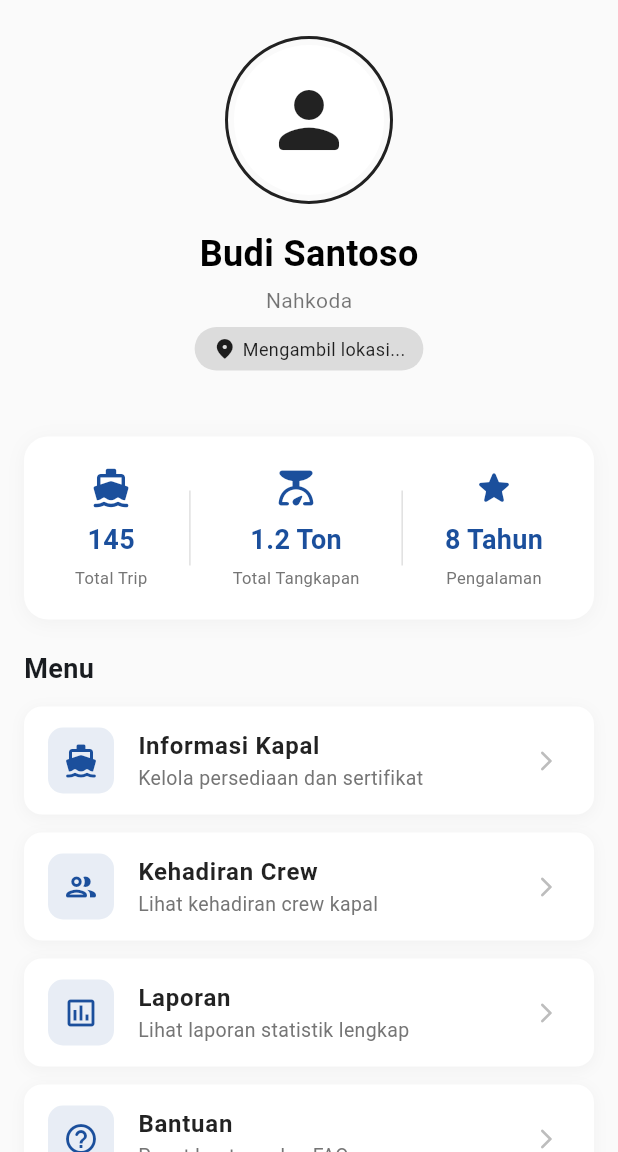
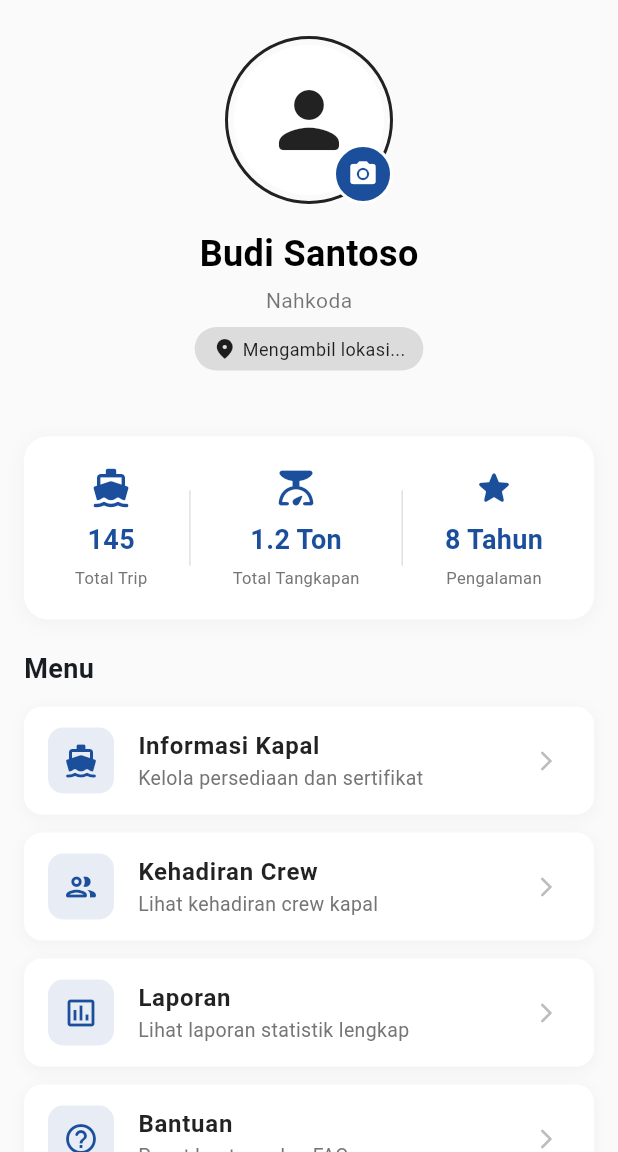
Before and after one commit to Satria821253/e_logbook, a Flutter app: the ProfileScreen screen opened by its route, after a tap on "Laporan", on a phone screen of 412 x 824 dp, the part 84-1236 px from its top. Run offline on Flutter 3.47's test engine with Material 3 defaults, Android fonts, the phone set to English and light mode, and no system bars; our stand-ins replace audioplayers, connectivity_plus, dio, file_picker, fl_chart, flutter_map and 10 more; accounts and stored records are empty; project files that could hold a hidden picture were left out.

Commit message:
update profil

```diff
--- a/lib/main.dart
+++ b/lib/main.dart
@@ -62,7 +62,7 @@ class MyApp extends StatelessWidget {
           onGenerateRoute: (settings) {
             switch (settings.name) {
               case '/':
-                return MaterialPageRoute(builder: (_) => const MainScreen());
+                return MaterialPageRoute(builder: (_) => MainScreen());
               case '/profile':
                 return MaterialPageRoute(builder: (_) => const ProfileScreen());
               case '/pre-trip-form':
@@ -72,10 +72,15 @@ class MyApp extends StatelessWidget {
                 );
               case '/vessel-info':
                 final arguments = settings.arguments as Map<String, dynamic>?;
-                return MaterialPageRoute(builder: (_) => VesselInfoScreen(arguments: arguments));
+                return MaterialPageRoute(
+                  builder: (_) => VesselInfoScreen(arguments: arguments),
+                );
               case '/document-completion':
                 final arguments = settings.arguments as String?;
-                return MaterialPageRoute(builder: (_) => DocumentCompletionScreen(), settings: RouteSettings(arguments: arguments));
+                return MaterialPageRoute(
+                  builder: (_) => DocumentCompletionScreen(),
+                  settings: RouteSettings(arguments: arguments),
+                );
               default:
                 return null;
             }
--- a/lib/models/user_model.dart
+++ b/lib/models/user_model.dart
@@ -10,6 +10,7 @@ class UserModel {
   final int? crewCount;
   final List<String>? crewNames;
   final String? role; // 'Nahkoda' or 'ABK'
+  final String? profileImagePath;
 
   UserModel({
     required this.id,
@@ -23,6 +24,7 @@ class UserModel {
     this.crewCount,
     this.crewNames,
     this.role = 'Nahkoda', // Default role
+    this.profileImagePath,
   });
 
   factory UserModel.fromJson(Map<String, dynamic> json) {
@@ -40,6 +42,7 @@ class UserModel {
           ? List<String>.from(json['crew_names'])
           : null,
       role: json['role'] ?? 'Nahkoda',
+      profileImagePath: json['profile_image_path'],
     );
   }
 
@@ -56,6 +59,7 @@ class UserModel {
       'crew_count': crewCount,
       'crew_names': crewNames,
       'role': role,
+      'profile_image_path': profileImagePath,
     };
   }
 
--- a/lib/screens/profile_screen.dart
+++ b/lib/screens/profile_screen.dart
@@ -1,12 +1,16 @@
+import 'dart:io';
 import 'package:e_logbook/screens/Login/welcome_screen.dart';
 import 'package:e_logbook/screens/nahkoda/screens/crew_attendance_screen.dart';
 import 'package:e_logbook/screens/vessel_info_screen.dart';
 import 'package:e_logbook/services/auth_service.dart';
 import 'package:e_logbook/provider/user_provider.dart';
+import 'package:e_logbook/screens/main_screen.dart';
+import 'package:e_logbook/screens/faq_screen.dart';
 import 'package:flutter/material.dart';
 import 'package:geolocator/geolocator.dart';
 import 'package:geocoding/geocoding.dart';
 import 'package:provider/provider.dart';
+import 'package:image_picker/image_picker.dart';
 
 class ProfileScreen extends StatefulWidget {
   const ProfileScreen({super.key});
@@ -18,6 +22,7 @@ class ProfileScreen extends StatefulWidget {
 class _ProfileScreenState extends State<ProfileScreen> {
   String _currentAddress = "Mengambil lokasi...";
   bool _isLoadingLocation = true;
+  bool _isUploadingImage = false;
 
   @override
   void initState() {
@@ -85,6 +90,45 @@ class _ProfileScreenState extends State<ProfileScreen> {
     });
   }
 
+  Future<void> _pickImage() async {
+    final picker = ImagePicker();
+    try {
+      final XFile? pickedFile = await picker.pickImage(
+        source: ImageSource.gallery,
+        imageQuality: 50,
+      );
+
+      if (pickedFile != null) {
+        setState(() {
+          _isUploadingImage = true;
+        });
+
+        // Simpan path lokal ke provider
+        final userProvider = Provider.of<UserProvider>(context, listen: false);
+        await userProvider.updateProfileImage(pickedFile.path);
+
+        setState(() {
+          _isUploadingImage = false;
+        });
+
+        if (mounted) {
+          ScaffoldMessenger.of(context).showSnackBar(
+            const SnackBar(content: Text('Foto profil berhasil diperbarui')),
+          );
+        }
+      }
+    } catch (e) {
+      setState(() {
+        _isUploadingImage = false;
+      });
+      if (mounted) {
+        ScaffoldMessenger.of(
+          context,
+        ).showSnackBar(SnackBar(content: Text('Gagal mengambil gambar: $e')));
+      }
+    }
+  }
+
   @override
   Widget build(BuildContext context) {
     return Scaffold(
@@ -129,21 +173,63 @@ class _ProfileScreenState extends State<ProfileScreen> {
       color: Colors.transparent,
       child: Column(
         children: [
+          Consumer<UserProvider>(
+            builder: (context, userProvider, child) {
+              final user = userProvider.user;
+              final imagePath = user?.profileImagePath;
+
+              return Stack(
+                children: [
                   Container(
                     padding: const EdgeInsets.all(4),
                     decoration: BoxDecoration(
                       shape: BoxShape.circle,
                       border: Border.all(color: Colors.black87, width: 2),
                     ),
-            child: const CircleAvatar(
+                    child: _isUploadingImage
+                        ? const CircleAvatar(
                             radius: 50,
                             backgroundColor: Colors.white,
-              child: Icon(
+                            child: CircularProgressIndicator(),
+                          )
+                        : CircleAvatar(
+                            radius: 50,
+                            backgroundColor: Colors.white,
+                            backgroundImage: imagePath != null
+                                ? FileImage(File(imagePath))
+                                : null,
+                            child: imagePath == null
+                                ? const Icon(
                                     Icons.person_rounded,
                                     size: 60,
                                     color: Colors.black87,
+                                  )
+                                : null,
                           ),
                   ),
+                  Positioned(
+                    bottom: 0,
+                    right: 0,
+                    child: GestureDetector(
+                      onTap: _pickImage,
+                      child: Container(
+                        padding: const EdgeInsets.all(8),
+                        decoration: BoxDecoration(
+                          color: const Color(0xFF1B4F9C),
+                          shape: BoxShape.circle,
+                          border: Border.all(color: Colors.white, width: 2),
+                        ),
+                        child: const Icon(
+                          Icons.camera_alt,
+                          color: Colors.white,
+                          size: 20,
+                        ),
+                      ),
+                    ),
+                  ),
+                ],
+              );
+            },
           ),
           const SizedBox(height: 16),
           Consumer<UserProvider>(
@@ -307,13 +393,20 @@ class _ProfileScreenState extends State<ProfileScreen> {
             icon: Icons.assessment_outlined,
             title: 'Laporan',
             subtitle: 'Lihat laporan statistik lengkap',
-            onTap: () {},
+            onTap: () {
+              MainScreen.globalKey.currentState?.changeTab(1);
+            },
           ),
           _buildMenuItem(
             icon: Icons.help_outline_rounded,
             title: 'Bantuan',
             subtitle: 'Pusat bantuan dan FAQ',
-            onTap: () {},
+            onTap: () {
+              Navigator.push(
+                context,
+                MaterialPageRoute(builder: (context) => const FaqScreen()),
+              );
+            },
           ),
           _buildMenuItem(
             icon: Icons.info_outline_rounded,
```
Also changed, not shown: lib/provider/user_provider.dart (+21 -0 lines), lib/screens/Login/login_screen.dart (+64 -24 lines), lib/screens/faq_screen.dart (added, +109 -0 lines), lib/screens/main_screen.dart (+54 -19 lines), lib/screens/splash_screen.dart (+4 -7 lines), pubspec.lock, 17 other files. Lines whose indentation alone changed are shown as unchanged.
